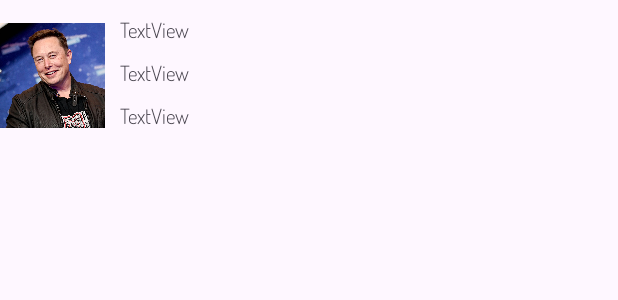
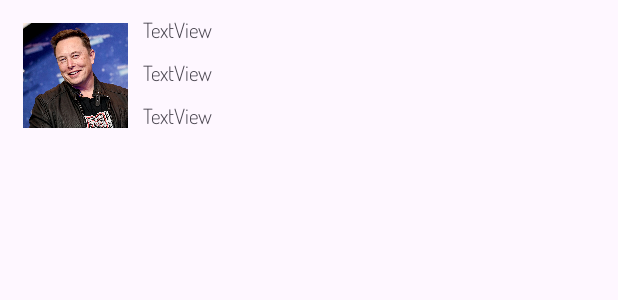
Before and after one commit to renatorak20/SofaScoreAcademy4, an Android app: the layout company_object.xml on its own in the app's theme, with its tools: preview values and no code run, on a phone screen of 412 x 824 dp. Shown: the top 300 px of the screen. Run offline under Robolectric (Android 15) with nearby library versions, the phone set to English and light mode, and no system bars.

```diff
--- a/app/src/main/res/layout/company_object.xml
+++ b/app/src/main/res/layout/company_object.xml
@@ -3,8 +3,18 @@
     xmlns:app="http://schemas.android.com/apk/res-auto"
     xmlns:tools="http://schemas.android.com/tools"
     android:layout_width="match_parent"
-    android:layout_height="wrap_content"
-    android:orientation="vertical">
+    android:layout_height="100dp"
+    android:orientation="vertical"
+    android:id="@+id/layout">
+
+    <ImageView
+        android:id="@+id/imageView"
+        android:layout_width="70dp"
+        android:layout_height="70dp"
+        app:layout_constraintStart_toStartOf="parent"
+        app:layout_constraintTop_toTopOf="parent"
+        tools:srcCompat="@drawable/elon_musk"
+        android:layout_margin="15dp"/>
 
     <LinearLayout
         android:id="@+id/linearLayout"
@@ -16,7 +26,7 @@
         android:layout_marginLeft="10dp">
 
         <TextView
-            android:id="@+id/addressText"
+            android:id="@+id/nameText"
             android:layout_width="wrap_content"
             android:layout_height="wrap_content"
             android:text="TextView"
@@ -30,20 +40,14 @@
             android:layout_marginTop="10dp"/>
 
         <TextView
-            android:id="@+id/nameText"
+            android:id="@+id/addressText"
             android:layout_width="wrap_content"
             android:layout_height="wrap_content"
             android:text="TextView"
             android:layout_marginTop="10dp"/>
+
     </LinearLayout>
 
-    <ImageView
-        android:id="@+id/imageView"
-        android:layout_width="70dp"
-        android:layout_height="70dp"
-        app:layout_constraintStart_toStartOf="parent"
-        app:layout_constraintTop_toTopOf="parent"
-        tools:srcCompat="@drawable/elon_musk"
-        android:layout_marginTop="15dp"/>
+
 
 </androidx.constraintlayout.widget.ConstraintLayout>
```
Also changed, not shown: app/src/main/java/com/renato/sofascoreacademy4/adapters/CompanyRecyclerAdapter.kt (+6 -1 lines), app/src/main/java/com/renato/sofascoreacademy4/ui/fragments/CompanyViewModel.kt (+27 -0 lines).
